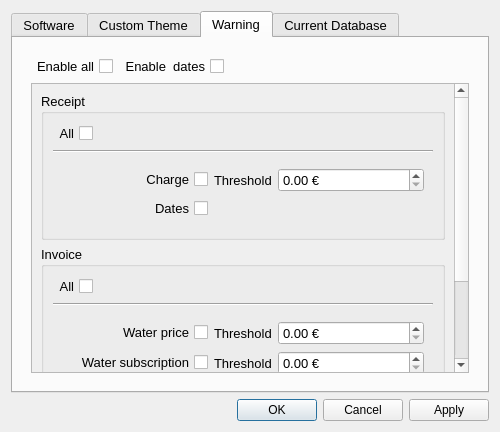
First picture: the form in ui/w_preferences.ui, repository florianfoz/Rentalis, before the edit.
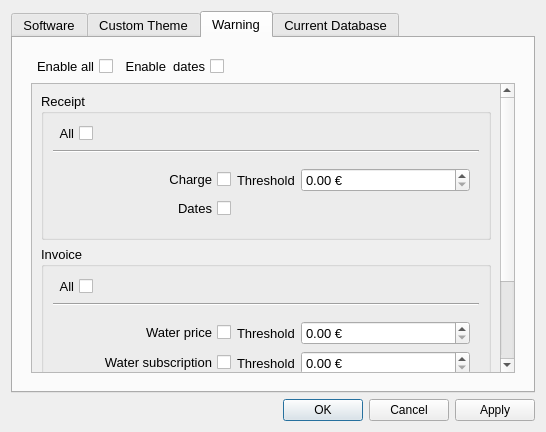
Second picture: the form after the edit. The open tabs and pages were chosen to show the change. Icons and pictures are not drawn.

What changed in the file:
```diff
--- a/ui/w_preferences.ui
+++ b/ui/w_preferences.ui
@@ -6,7 +6,7 @@
    <rect>
     <x>0</x>
     <y>0</y>
-    <width>500</width>
+    <width>546</width>
     <height>432</height>
    </rect>
   </property>
@@ -65,7 +65,13 @@
       <enum>QTabWidget::TabShape::Rounded</enum>
      </property>
      <property name="currentIndex">
-      <number>3</number>
+      <number>0</number>
+     </property>
+     <property name="iconSize">
+      <size>
+       <width>24</width>
+       <height>24</height>
+      </size>
      </property>
      <property name="elideMode">
       <enum>Qt::TextElideMode::ElideNone</enum>
@@ -640,7 +646,7 @@
               <rect>
                <x>0</x>
                <y>0</y>
-               <width>426</width>
+               <width>472</width>
                <height>397</height>
               </rect>
              </property>
```
